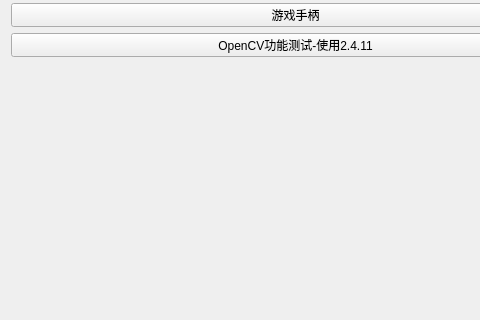
The window that UtilGui/src/UtilGui.ui (fg2fg3/UtilSdk) describes before a commit, drawn with Qt 5; both pictures show x 0 to 480 and y 87 to 407 of the 593 by 720 pixel window.
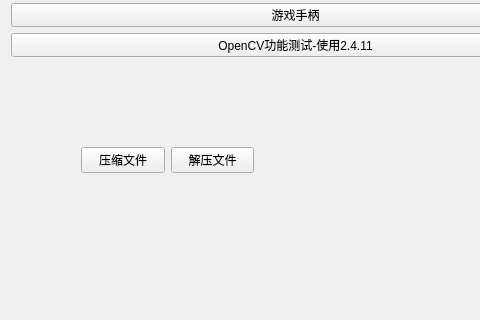
The same window after the commit.

Commit message: 界面增加zip文件的加压和解压功能

What changed in the file:
```diff
--- a/UtilGui/src/UtilGui.ui
+++ b/UtilGui/src/UtilGui.ui
@@ -65,6 +65,32 @@
      </item>
     </layout>
    </widget>
+   <widget class="QWidget" name="horizontalLayoutWidget">
+    <property name="geometry">
+     <rect>
+      <x>70</x>
+      <y>190</y>
+      <width>195</width>
+      <height>80</height>
+     </rect>
+    </property>
+    <layout class="QHBoxLayout" name="horizontalLayout_2">
+     <item>
+      <widget class="QPushButton" name="m_pBtZipFile">
+       <property name="text">
+        <string>压缩文件</string>
+       </property>
+      </widget>
+     </item>
+     <item>
+      <widget class="QPushButton" name="m_pBtUnzipFile">
+       <property name="text">
+        <string>解压文件</string>
+       </property>
+      </widget>
+     </item>
+    </layout>
+   </widget>
   </widget>
   <widget class="QMenuBar" name="menuBar">
    <property name="geometry">
```
The commit also changes 18 other files.
